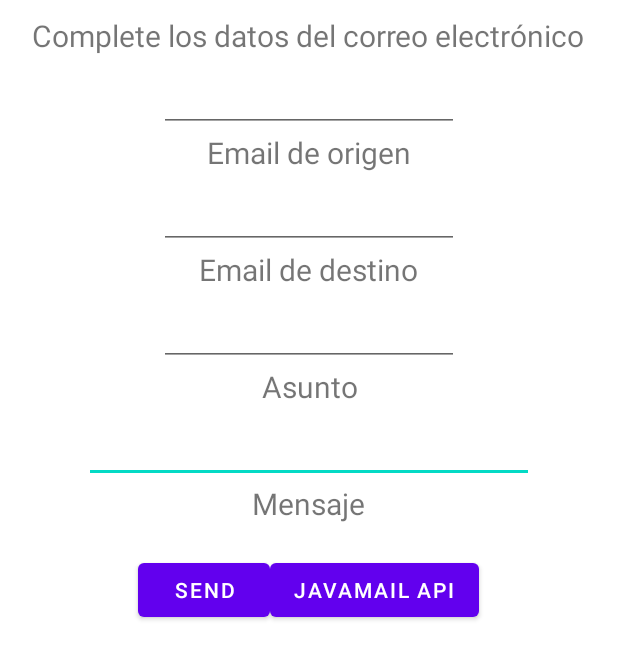
After one commit to jefry1722/CargaApp, an Android app: the Email screen opened directly, with no data from a screen before it, on a phone screen of 412 x 824 dp. The commit adds this screen. Shown: the top 659 px of the screen. Run offline under Robolectric (Android 15) with nearby library versions, the phone set to English and light mode, and no system bars.

Commit message:
Correo de notificación

```diff
--- /dev/null
+++ b/app/src/main/java/co/edu/unipiloto/cargaapp/Email.java
@@ -0,0 +1,53 @@
+package co.edu.unipiloto.cargaapp;
+
+import androidx.appcompat.app.AppCompatActivity;
+import android.os.Bundle;
+import android.app.ProgressDialog;
+import android.util.Log;
+import android.view.View;
+import android.widget.Button;
+import android.widget.EditText;
+
+
+import android.os.Bundle;
+
+public class Email extends AppCompatActivity {
+
+    private static String emailAccount = "cargaappupc@gmail.com";
+    private static String emailPassword = "prueba01";
+
+    @Override
+    protected void onCreate(Bundle savedInstanceState) {
+        super.onCreate(savedInstanceState);
+        setContentView(R.layout.activity_email);
+
+        Button btnJava = (Button) findViewById(R.id.butJava);
+        btnJava.setOnClickListener(new View.OnClickListener() {
+            public void onClick(View v) {
+                final ProgressDialog pd = ProgressDialog.show(Email.this, "Enviando", "Enviando correo Gmail usando Java API Email...", true, false);
+                new Thread(new Runnable() {
+                    @Override
+                    public void run() {
+                        try {
+                            EditText fromET = (EditText) findViewById(R.id.box1);
+                            EditText toET = (EditText) findViewById(R.id.box2);
+                            EditText subjET = (EditText) findViewById(R.id.box3);
+                            EditText bodyET = (EditText) findViewById(R.id.box4);
+
+                            String emailFrom = fromET.getText().toString();
+                            String emailTo = toET.getText().toString();
+                            String emailSubj = subjET.getText().toString();
+                            String emailBody = bodyET.getText().toString();
+
+                            GmailSender sender = new GmailSender(emailAccount, emailPassword);
+                            sender.sendMail(emailSubj, emailBody, emailFrom, emailTo);
+                        } catch (Exception e){
+                            Log.e("SendMail", e.getMessage(), e);
+                        }
+                        pd.dismiss();
+                    }
+                }).start();
+            }
+        });
+    }
+}
--- a/app/src/main/java/co/edu/unipiloto/cargaapp/EntregarCarga.java
+++ b/app/src/main/java/co/edu/unipiloto/cargaapp/EntregarCarga.java
@@ -36,6 +36,9 @@ public class EntregarCarga extends AppCompatActivity {
         }
         tv_data.setText(data);
         consulta.close();
+
+        Intent intent3 = new Intent(EntregarCarga.this, Email.class);
+        startActivity(intent3);
     }
 
     public void entregaDeLaCarga (View view) {
--- a/app/src/main/java/co/edu/unipiloto/cargaapp/RecogerCarga.java
+++ b/app/src/main/java/co/edu/unipiloto/cargaapp/RecogerCarga.java
@@ -37,6 +37,9 @@ public class RecogerCarga extends AppCompatActivity {
         }
         tv_data.setText(data);
         consulta.close();
+
+        Intent intent3 = new Intent(RecogerCarga.this, Email.class);
+        startActivity(intent3);
     }
 
     public void recoleccionDeLaCarga (View view) {
--- a/app/src/main/res/layout/activity_aplicar_solicitudes_carga.xml
+++ b/app/src/main/res/layout/activity_aplicar_solicitudes_carga.xml
@@ -25,7 +25,7 @@
         android:layout_marginStart="30dp"
         android:layout_marginTop="50dp"
         android:text="TextView"
-        android:textSize="20dp"
+        android:textSize="15dp"
         app:layout_constraintStart_toStartOf="parent"
         app:layout_constraintTop_toBottomOf="@+id/solicitudSeleccionada" />
 
--- /dev/null
+++ b/app/src/main/res/layout/activity_email.xml
@@ -0,0 +1,168 @@
+<?xml version="1.0" encoding="utf-8"?>
+
+<ScrollView
+    xmlns:android="http://schemas.android.com/apk/res/android"
+    xmlns:app="http://schemas.android.com/apk/res-auto"
+    xmlns:tools="http://schemas.android.com/tools"
+    android:layout_width="fill_parent"
+    android:layout_height="fill_parent"
+    android:orientation="vertical"
+    tools:context=".Email">
+
+    <LinearLayout
+        android:id="@+id/llMain"
+        android:layout_width="fill_parent"
+        android:layout_height="fill_parent"
+        android:orientation="vertical">
+
+    <LinearLayout
+        android:layout_width="fill_parent"
+        android:layout_height="wrap_content"
+        android:layout_marginTop="0dip"
+        android:layout_marginBottom="0dip"
+        android:orientation="vertical">
+
+    <TextView
+        android:id="@+id/topHeading"
+        android:layout_width="wrap_content"
+        android:layout_height="wrap_content"
+        android:layout_marginTop="10dip"
+        android:typeface="sans"
+        android:textStyle="normal"
+        android:textSize="20sp"
+        android:layout_gravity="center"
+        android:gravity="center"
+        android:text="Complete los datos del correo electrónico" ></TextView>
+
+    <EditText
+        android:id="@+id/box1"
+        android:layout_width="200dip"
+        android:layout_height="wrap_content"
+        android:layout_marginTop="10dip"
+        android:lines="1"
+        android:maxLength="50"
+        android:singleLine="true"
+        android:padding="8dip"
+        android:text=""
+        android:inputType="textEmailAddress"
+        android:scrollHorizontally="false"
+        android:layout_gravity="center"
+        android:gravity="center" ></EditText>
+
+    <TextView
+        android:id="@+id/heading1"
+        android:layout_width="wrap_content"
+        android:layout_height="wrap_content"
+        android:typeface="sans"
+        android:textStyle="normal"
+        android:textSize="20sp"
+        android:layout_gravity="center"
+        android:gravity="center"
+        android:text="Email de origen" ></TextView>
+
+    <EditText
+        android:id="@+id/box2"
+        android:layout_width="200dip"
+        android:layout_height="wrap_content"
+        android:layout_marginTop="10dip"
+        android:lines="1"
+        android:maxLength="50"
+        android:singleLine="true"
+        android:padding="8dip"
+        android:text=""
+        android:inputType="textEmailAddress"
+        android:scrollHorizontally="false"
+        android:layout_gravity="center"
+        android:gravity="center" ></EditText>
+
+    <TextView
+        android:id="@+id/heading2"
+        android:layout_width="wrap_content"
+        android:layout_height="wrap_content"
+        android:typeface="sans"
+        android:textStyle="normal"
+        android:textSize="20sp"
+        android:layout_gravity="center"
+        android:gravity="center"
+        android:text="Email de destino" ></TextView>
+
+    <EditText
+        android:id="@+id/box3"
+        android:layout_width="200dip"
+        android:layout_height="wrap_content"
+        android:layout_marginTop="10dip"
+        android:lines="1"
+        android:maxLength="50"
+        android:singleLine="true"
+        android:padding="8dip"
+        android:text=""
+        android:inputType="textEmailSubject"
+        android:scrollHorizontally="false"
+        android:layout_gravity="center"
+        android:gravity="center" ></EditText>
+
+    <TextView
+        android:id="@+id/heading3"
+        android:layout_width="wrap_content"
+        android:layout_height="wrap_content"
+        android:typeface="sans"
+        android:textStyle="normal"
+        android:textSize="20sp"
+        android:layout_gravity="center"
+        android:gravity="center"
+        android:text="Asunto" ></TextView>
+
+    <EditText
+        android:id="@+id/box4"
+        android:layout_width="300dip"
+        android:layout_height="wrap_content"
+        android:layout_marginTop="10dip"
+        android:lines="1"
+        android:maxLength="100"
+        android:singleLine="true"
+        android:padding="8dip"
+        android:text=""
+        android:inputType="textNoSuggestions"
+        android:scrollHorizontally="false"
+        android:layout_gravity="center"
+        android:gravity="center" ></EditText>
+
+    <TextView
+        android:id="@+id/heading4"
+        android:layout_width="wrap_content"
+        android:layout_height="wrap_content"
+        android:typeface="sans"
+        android:textStyle="normal"
+        android:textSize="20sp"
+        android:layout_gravity="center"
+        android:gravity="center"
+        android:text="Mensaje" ></TextView>
+
+    </LinearLayout>
+
+    <LinearLayout
+        android:layout_width="fill_parent"
+        android:layout_height="wrap_content"
+        android:orientation="horizontal"
+        android:gravity="center_horizontal"
+        android:layout_marginTop="20dip">
+
+        <Button
+            android:id="@+id/butIntent"
+            android:layout_width="wrap_content"
+            android:layout_height="wrap_content"
+            android:text="Send"
+            android:textStyle="normal"
+            android:layout_gravity="center"></Button>
+
+        <Button
+            android:id="@+id/butJava"
+            android:layout_width="wrap_content"
+            android:layout_height="wrap_content"
+            android:text="JavaMail API"
+            android:textStyle="normal"
+            android:layout_gravity="center"></Button>
+
+    </LinearLayout>
+    </LinearLayout>
+</ScrollView>
```
Also changed, not shown: app/build.gradle (+6 -1 lines), app/src/main/AndroidManifest.xml (+15 -1 lines), app/src/main/java/co/edu/unipiloto/cargaapp/GmailSender.java (added, +114 -0 lines), app/src/main/java/co/edu/unipiloto/cargaapp/JSSEProvider.java (added, +20 -0 lines), app/libs/activation.jar (added), app/libs/additionnal.jar (added), app/libs/mail.jar (added).
